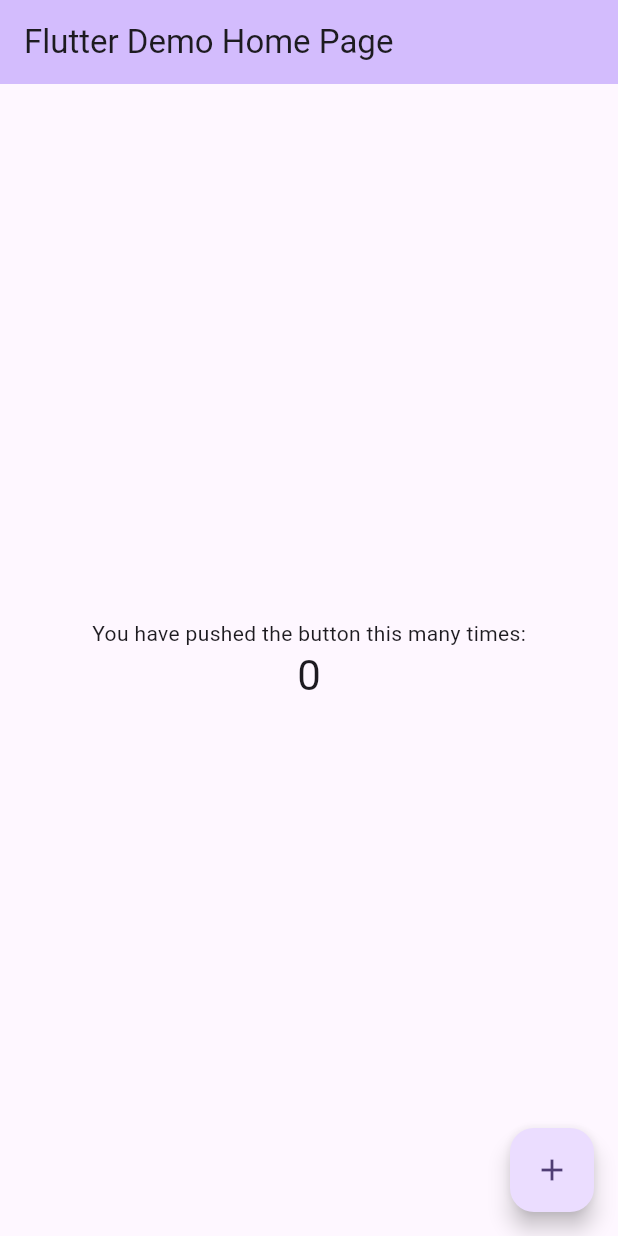
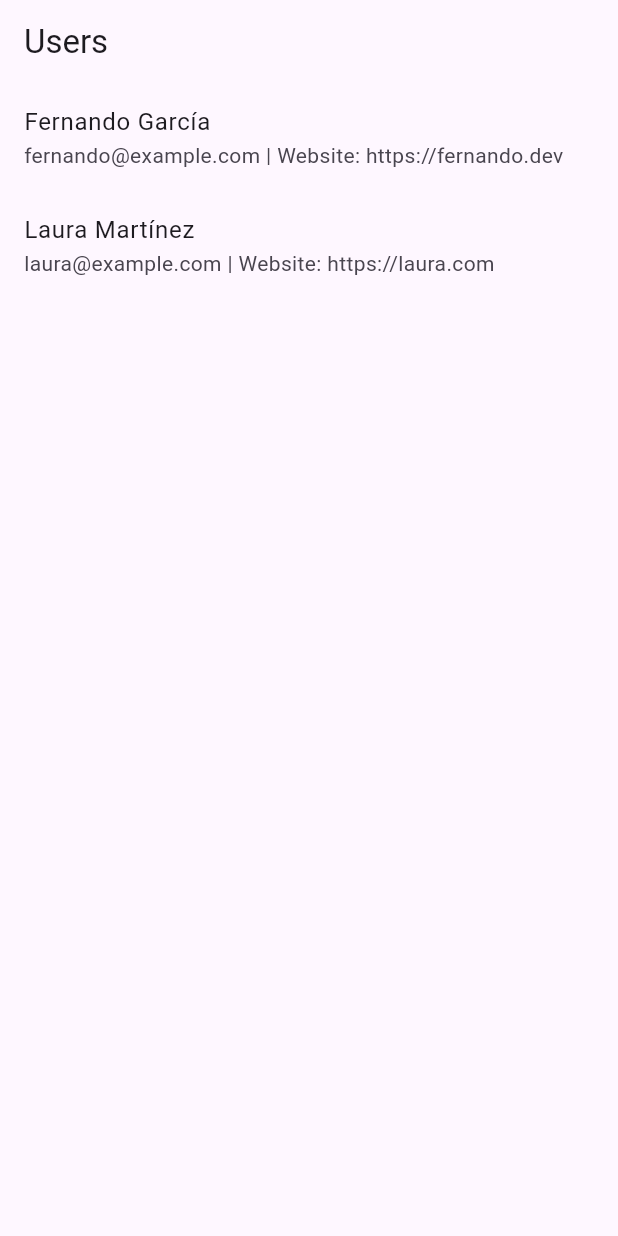
Before and after one commit to fgarcia1313/mvvm_architecture_flutter_getx, a Flutter app: the screen it shows after launch, on a phone screen of 412 x 824 dp. Run offline on Flutter 3.47's test engine with Material 3 defaults, Android fonts, the phone set to English and light mode, and no system bars; our stand-ins replace get; accounts and stored records are empty.

Commit message:
mvvm archi

```diff
--- a/lib/main.dart
+++ b/lib/main.dart
@@ -1,122 +1,27 @@
 import 'package:flutter/material.dart';
+import 'package:get/get.dart';
+
+import 'services/user_service.dart';
+import 'viewmodels/user_viewmodel.dart';
+import 'views/user_page.dart';
 
 void main() {
+  // 1. Registrar las dependencias ANTES de correr la app
+  Get.put(UserService());
+  Get.put(UserViewModel(Get.find<UserService>()));
+
   runApp(const MyApp());
 }
 
 class MyApp extends StatelessWidget {
   const MyApp({super.key});
 
-  // This widget is the root of your application.
   @override
   Widget build(BuildContext context) {
-    return MaterialApp(
-      title: 'Flutter Demo',
-      theme: ThemeData(
-        // This is the theme of your application.
-        //
-        // TRY THIS: Try running your application with "flutter run". You'll see
-        // the application has a purple toolbar. Then, without quitting the app,
-        // try changing the seedColor in the colorScheme below to Colors.green
-        // and then invoke "hot reload" (save your changes or press the "hot
-        // reload" button in a Flutter-supported IDE, or press "r" if you used
-        // the command line to start the app).
-        //
-        // Notice that the counter didn't reset back to zero; the application
-        // state is not lost during the reload. To reset the state, use hot
-        // restart instead.
-        //
-        // This works for code too, not just values: Most code changes can be
-        // tested with just a hot reload.
-        colorScheme: ColorScheme.fromSeed(seedColor: Colors.deepPurple),
-      ),
-      home: const MyHomePage(title: 'Flutter Demo Home Page'),
+    return GetMaterialApp(
+      debugShowCheckedModeBanner: false,
+      title: 'MVVM + GetX Example',
+      home: const UserPage(),
     );
   }
 }
-
-class MyHomePage extends StatefulWidget {
-  const MyHomePage({super.key, required this.title});
-
-  // This widget is the home page of your application. It is stateful, meaning
-  // that it has a State object (defined below) that contains fields that affect
-  // how it looks.
-
-  // This class is the configuration for the state. It holds the values (in this
-  // case the title) provided by the parent (in this case the App widget) and
-  // used by the build method of the State. Fields in a Widget subclass are
-  // always marked "final".
-
-  final String title;
-
-  @override
-  State<MyHomePage> createState() => _MyHomePageState();
-}
-
-class _MyHomePageState extends State<MyHomePage> {
-  int _counter = 0;
-
-  void _incrementCounter() {
-    setState(() {
-      // This call to setState tells the Flutter framework that something has
-      // changed in this State, which causes it to rerun the build method below
-      // so that the display can reflect the updated values. If we changed
-      // _counter without calling setState(), then the build method would not be
-      // called again, and so nothing would appear to happen.
-      _counter++;
-    });
-  }
-
-  @override
-  Widget build(BuildContext context) {
-    // This method is rerun every time setState is called, for instance as done
-    // by the _incrementCounter method above.
-    //
-    // The Flutter framework has been optimized to make rerunning build methods
-    // fast, so that you can just rebuild anything that needs updating rather
-    // than having to individually change instances of widgets.
-    return Scaffold(
-      appBar: AppBar(
-        // TRY THIS: Try changing the color here to a specific color (to
-        // Colors.amber, perhaps?) and trigger a hot reload to see the AppBar
-        // change color while the other colors stay the same.
-        backgroundColor: Theme.of(context).colorScheme.inversePrimary,
-        // Here we take the value from the MyHomePage object that was created by
-        // the App.build method, and use it to set our appbar title.
-        title: Text(widget.title),
-      ),
-      body: Center(
-        // Center is a layout widget. It takes a single child and positions it
-        // in the middle of the parent.
-        child: Column(
-          // Column is also a layout widget. It takes a list of children and
-          // arranges them vertically. By default, it sizes itself to fit its
-          // children horizontally, and tries to be as tall as its parent.
-          //
-          // Column has various properties to control how it sizes itself and
-          // how it positions its children. Here we use mainAxisAlignment to
-          // center the children vertically; the main axis here is the vertical
-          // axis because Columns are vertical (the cross axis would be
-          // horizontal).
-          //
-          // TRY THIS: Invoke "debug painting" (choose the "Toggle Debug Paint"
-          // action in the IDE, or press "p" in the console), to see the
-          // wireframe for each widget.
-          mainAxisAlignment: MainAxisAlignment.center,
-          children: <Widget>[
-            const Text('You have pushed the button this many times:'),
-            Text(
-              '$_counter',
-              style: Theme.of(context).textTheme.headlineMedium,
-            ),
-          ],
-        ),
-      ),
-      floatingActionButton: FloatingActionButton(
-        onPressed: _incrementCounter,
-        tooltip: 'Increment',
-        child: const Icon(Icons.add),
-      ), // This trailing comma makes auto-formatting nicer for build methods.
-    );
-  }
-}
--- /dev/null
+++ b/lib/views/user_page.dart
@@ -0,0 +1,66 @@
+import 'package:flutter/material.dart';
+import 'package:get/get.dart';
+
+import '../viewmodels/user_viewmodel.dart';
+import 'user_detail_page.dart';
+
+class UserPage extends StatelessWidget {
+  const UserPage({super.key});
+
+  @override
+  Widget build(BuildContext context) {
+    // Inyectar o encontrar el ViewModel
+    final vm = Get.find<UserViewModel>();
+
+    return Scaffold(
+      appBar: AppBar(title: const Text('Users')),
+      body: Obx(() {
+        // ---------------------------------
+        // 🔵 LOADING
+        // ---------------------------------
+        if (vm.isLoading.value) {
+          return const Center(child: CircularProgressIndicator());
+        }
+
+        // ---------------------------------
+        // 🔴 ERROR
+        // ---------------------------------
+        if (vm.errorMessage.isNotEmpty) {
+          return Center(
+            child: Text(
+              vm.errorMessage.value,
+              style: const TextStyle(color: Colors.red),
+            ),
+          );
+        }
+
+        // ---------------------------------
+        // ⚪ LISTA VACÍA
+        // ---------------------------------
+        if (vm.users.isEmpty) {
+          return const Center(child: Text("No users found"));
+        }
+
+        // ---------------------------------
+        // 🟢 LISTA DE USUARIOS
+        // ---------------------------------
+        return ListView.builder(
+          itemCount: vm.users.length,
+          itemBuilder: (_, index) {
+            final user = vm.users[index];
+
+            return ListTile(
+              title: Text(user.name),
+              subtitle: Text("${user.email} | Website: ${user.website}"),
+
+              onTap: () async {
+                await vm.loadUserById(user.id);
+                Get.to(() => const UserDetailPage());
+              },
+            );
+          },
+        );
+      }),
+    );
+  }
+}
```
Also changed, not shown: lib/views/user_detail_page.dart (added, +71 -0 lines).
